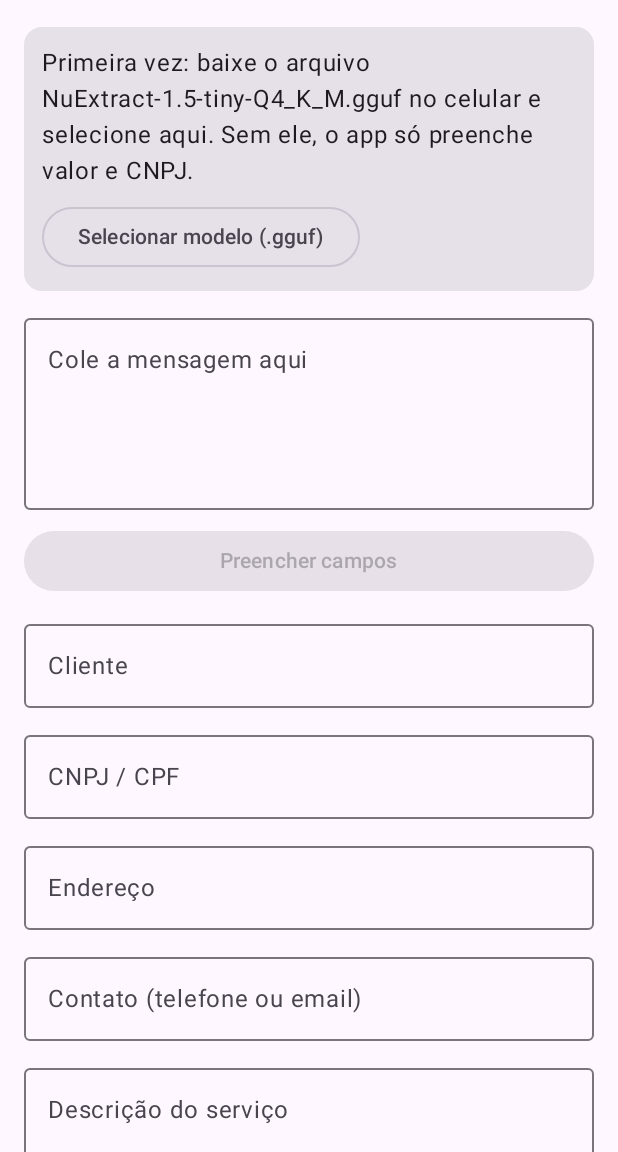
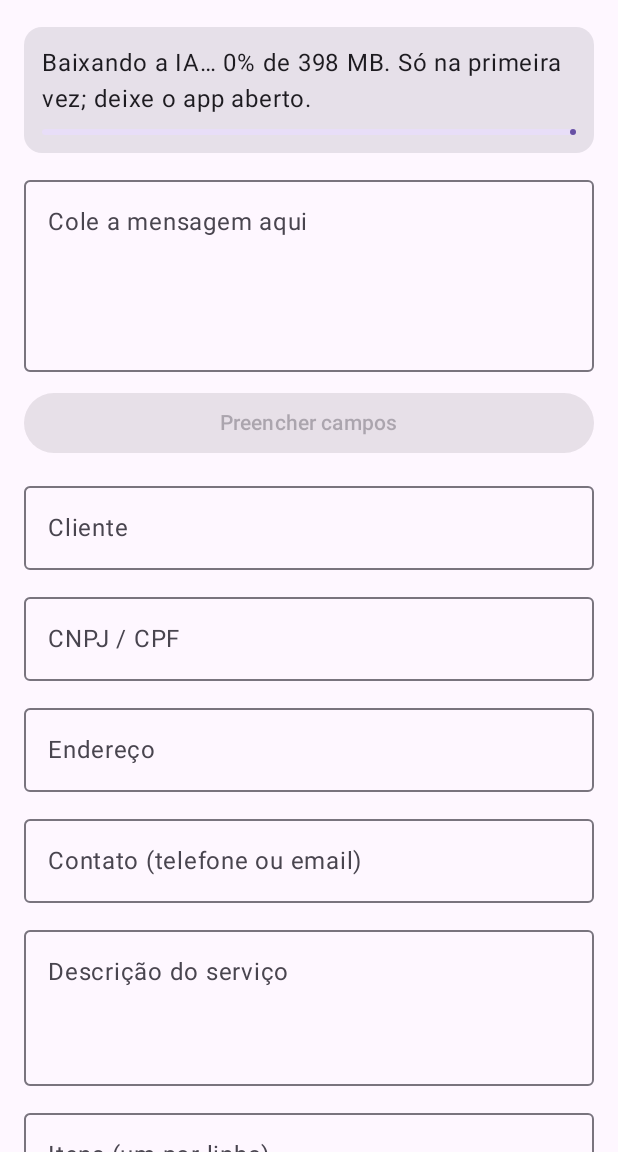
Before and after one commit to joaovictorcardosocrisostomo/orcamento-jm, an Android app built with Jetpack Compose: the screen it shows after launch (MainActivity), on a phone screen of 412 x 824 dp, the part 84-1236 px from its top. Run offline under Robolectric (Android 15) with nearby library versions, the phone set to English and light mode, and no system bars; libraries missing offline, so code that uses them is left out: com.llamatik.core.

Commit message:
Baixa o modelo na primeira abertura em vez de embutir no APK
Download com barra de progresso, retomada se a conexão cair e
verificação SHA-256. O APK volta a ter ~65 MB.

Co-Authored-By: Claude Opus 5.5 <noreply@anthropic.com>
Claude-Session: https://claude.ai/code/session_017WuD3NGZiRjokC1zZ7Y9RH

```diff
--- a/app/build.gradle.kts
+++ b/app/build.gradle.kts
@@ -39,8 +39,6 @@ android {
         targetCompatibility = JavaVersion.VERSION_17
     }
     buildFeatures { compose = true }
-    // o modelo vai sem compressão: abre mais rápido e o build não perde tempo comprimindo 400 MB
-    androidResources { noCompress += listOf("gguf") }
 }
 
 dependencies {
--- a/app/src/main/AndroidManifest.xml
+++ b/app/src/main/AndroidManifest.xml
@@ -1,5 +1,8 @@
 <?xml version="1.0" encoding="utf-8"?>
 <manifest xmlns:android="http://schemas.android.com/apk/res/android">
+
+    <!-- só para baixar o modelo da IA na primeira vez -->
+    <uses-permission android:name="android.permission.INTERNET" />
 
     <application
         android:allowBackup="true"
--- a/app/src/main/java/com/victor/orcamento/Extrator.kt
+++ b/app/src/main/java/com/victor/orcamento/Extrator.kt
@@ -9,7 +9,13 @@ import kotlinx.coroutines.sync.withLock
 import kotlinx.coroutines.withContext
 import org.json.JSONArray
 import org.json.JSONObject
+import kotlinx.coroutines.delay
 import java.io.File
+import java.io.FileOutputStream
+import java.io.IOException
+import java.net.HttpURLConnection
+import java.net.URL
+import java.security.MessageDigest
 
 /**
  * Lê a mensagem e preenche o orçamento.
@@ -39,26 +45,77 @@ object Extrator {
     fun modeloDisponivel(ctx: Context): Boolean =
         arquivoModelo(ctx).let { it.exists() && it.length() > 50_000_000 }
 
+    // Modelo baixado na primeira abertura (Q4_K_M, ~400 MB)
+    private const val URL_MODELO =
+        "https://huggingface.co/mradermacher/NuExtract-1.5-tiny-GGUF/resolve/main/NuExtract-1.5-tiny.Q4_K_M.gguf"
+    private const val TAMANHO_MODELO = 397_808_224L
+    private const val SHA256_MODELO = "3c86a4fcb41c783d77f49ea0aa64c28ddf069f3966d661599c5b2e76e06cc188"
+    const val MB_MODELO = 398
+
     /**
-     * Na primeira vez, copia o modelo que vem dentro do APK para a pasta do app
-     * (o llama.cpp precisa de um arquivo de verdade). Devolve true se copiou.
+     * Baixa o modelo da internet. Se a conexão cair, continua de onde parou
+     * (inclusive se o app for fechado e aberto de novo). Confere o arquivo no fim.
      */
-    suspend fun prepararEmbutido(ctx: Context): Boolean = withContext(Dispatchers.IO) {
-        val prefs = ctx.getSharedPreferences("ia", Context.MODE_PRIVATE)
-        if (modeloDisponivel(ctx) || prefs.getBoolean("embutidoCopiado", false)) return@withContext false
-        if (ctx.assets.list("")?.contains("nuextract.gguf") != true) return@withContext false
-        val temp = File(ctx.filesDir, "nuextract.tmp")
-        ctx.assets.open("nuextract.gguf").use { entrada ->
-            temp.outputStream().use { saida -> entrada.copyTo(saida, 1 shl 20) }
+    suspend fun baixarModelo(ctx: Context, progresso: (Float) -> Unit) = withContext(Dispatchers.IO) {
+        val parcial = File(ctx.filesDir, "nuextract.part")
+        var falhas = 0
+        while (parcial.length() < TAMANHO_MODELO) {
+            try {
+                val con = (URL(URL_MODELO).openConnection() as HttpURLConnection).apply {
+                    connectTimeout = 20_000
+                    readTimeout = 30_000
+                    instanceFollowRedirects = true
+                    if (parcial.length() > 0) setRequestProperty("Range", "bytes=${parcial.length()}-")
+                }
+                val codigo = con.responseCode
+                if (codigo != 200 && codigo != 206) error("o servidor respondeu $codigo")
+                val continuar = codigo == 206
+                var feito = if (continuar) parcial.length() else 0L
+                con.inputStream.use { entrada ->
+                    FileOutputStream(parcial, continuar).use { saida ->
+                        val buf = ByteArray(1 shl 16)
+                        var ultimo = -1
+                        while (true) {
+                            val n = entrada.read(buf)
+                            if (n < 0) break
+                            saida.write(buf, 0, n)
+                            feito += n
+                            val pct = (feito * 1000 / TAMANHO_MODELO).toInt()
+                            if (pct != ultimo) { ultimo = pct; progresso(feito.toFloat() / TAMANHO_MODELO) }
+                        }
+                    }
+                }
+                con.disconnect()
+                falhas = 0
+            } catch (e: IOException) {
+                if (++falhas > 5) throw IOException("sem conexão (${e.message})")
+                delay(3_000)
+            }
+        }
+        if (parcial.length() != TAMANHO_MODELO || sha256(parcial) != SHA256_MODELO) {
+            parcial.delete()
+            error("o arquivo veio corrompido, tente de novo")
         }
         arquivoModelo(ctx).delete()
-        if (!temp.renameTo(arquivoModelo(ctx))) error("Não consegui preparar o modelo")
-        prefs.edit().putBoolean("embutidoCopiado", true).apply()
-        true
+        if (!parcial.renameTo(arquivoModelo(ctx))) error("não consegui salvar o modelo")
     }
+
+    private fun sha256(f: File): String {
+        val md = MessageDigest.getInstance("SHA-256")
+        f.inputStream().use { e ->
+            val buf = ByteArray(1 shl 20)
+            while (true) { val n = e.read(buf); if (n < 0) break; md.update(buf, 0, n) }
+        }
+        return md.digest().joinToString("") { "%02x".format(it) }
+    }
+
+    /** Baixa sozinho na primeira abertura, mas não depois que o usuário apagou o modelo de propósito. */
+    fun deveBaixarSozinho(ctx: Context) =
+        !ctx.getSharedPreferences("ia", Context.MODE_PRIVATE).getBoolean("trocouModelo", false)
 
     /** Apaga o modelo atual para escolher outro (ex.: trocar Q4 por Q8). */
     suspend fun esquecerModelo(ctx: Context) = withContext(Dispatchers.Default) {
+        ctx.getSharedPreferences("ia", Context.MODE_PRIVATE).edit().putBoolean("trocouModelo", true).apply()
         trava.withLock {
             if (carregado) { LlamaBridge.shutdown(); carregado = false }
             arquivoModelo(ctx).delete()
--- a/app/src/main/java/com/victor/orcamento/MainActivity.kt
+++ b/app/src/main/java/com/victor/orcamento/MainActivity.kt
@@ -42,7 +42,9 @@ import androidx.compose.ui.Modifier
 import androidx.compose.ui.platform.LocalContext
 import androidx.compose.ui.unit.dp
 import androidx.core.content.FileProvider
+import kotlinx.coroutines.CoroutineScope
 import kotlinx.coroutines.Dispatchers
+import kotlinx.coroutines.SupervisorJob
 import kotlinx.coroutines.launch
 import kotlinx.coroutines.withContext
 import java.io.File
@@ -105,14 +107,13 @@ private fun TelaPrincipal(textoRecebido: MutableState<String?>, abrirAjustes: ()
     var aviso by remember { mutableStateOf("") }
     var modeloOk by remember { mutableStateOf(Extrator.modeloDisponivel(ctx)) }
 
+    // Primeira abertura: baixa a IA sozinho
     LaunchedEffect(Unit) {
-        if (!modeloOk) {
-            ocupado = true; aviso = "Preparando a IA (só na primeira vez, leva alguns segundos)…"
-            aviso = try {
-                if (Extrator.prepararEmbutido(ctx)) { modeloOk = true; "IA pronta." } else ""
-            } catch (e: Exception) { "Erro ao preparar a IA: ${e.message}" }
-            ocupado = false
-        }
+        if (!modeloOk && Extrator.deveBaixarSozinho(ctx)) Baixador.iniciar(ctx)
+    }
+    // Quando o download termina, confere se o modelo chegou
+    LaunchedEffect(Baixador.progresso) {
+        if (Baixador.progresso == null) modeloOk = Extrator.modeloDisponivel(ctx)
     }
 
     LaunchedEffect(textoRecebido.value) {
@@ -138,9 +139,19 @@ private fun TelaPrincipal(textoRecebido: MutableState<String?>, abrirAjustes: ()
     if (!modeloOk) {
         Card(modifier = Modifier.fillMaxWidth()) {
             Column(Modifier.padding(12.dp), verticalArrangement = Arrangement.spacedBy(8.dp)) {
-                Text("Primeira vez: baixe o arquivo NuExtract-1.5-tiny-Q4_K_M.gguf no celular e selecione aqui. Sem ele, o app só preenche valor e CNPJ.")
-                OutlinedButton(onClick = { escolherModelo.launch(arrayOf("*/*")) }, enabled = !ocupado) {
-                    Text("Selecionar modelo (.gguf)")
+                val p = Baixador.progresso
+                if (p != null) {
+                    Text("Baixando a IA… ${(p * 100).toInt()}% de ${Extrator.MB_MODELO} MB. Só na primeira vez; deixe o app aberto.")
+                    LinearProgressIndicator(progress = { p }, modifier = Modifier.fillMaxWidth())
+                } else {
+                    Text("A IA ainda não está no celular (${Extrator.MB_MODELO} MB, baixa uma vez só). Sem ela, o app só preenche valor e CNPJ.")
+                    if (Baixador.erro.isNotBlank()) Text(Baixador.erro, color = MaterialTheme.colorScheme.error)
+                    Row(horizontalArrangement = Arrangement.spacedBy(8.dp)) {
+                        Button(onClick = { Baixador.iniciar(ctx) }, enabled = !ocupado) { Text("Baixar IA") }
+                        OutlinedButton(onClick = { escolherModelo.launch(arrayOf("*/*")) }, enabled = !ocupado) {
+                            Text("Tenho o .gguf")
+                        }
+                    }
                 }
             }
         }
@@ -263,6 +274,26 @@ private fun Campo(rotulo: String, valor: String, linhas: Int = 1, aoMudar: (Stri
     )
 }
 
+/** Download do modelo fora da tela, para não parar ao abrir os Ajustes. */
+object Baixador {
+    var progresso by mutableStateOf<Float?>(null)   // null = não está baixando
+        private set
+    var erro by mutableStateOf("")
+        private set
+    private val escopo = CoroutineScope(SupervisorJob() + Dispatchers.IO)
+
+    fun iniciar(ctx: Context) {
+        if (progresso != null) return
+        val app = ctx.applicationContext
+        progresso = 0f; erro = ""
+        escopo.launch {
+            try { Extrator.baixarModelo(app) { progresso = it } }
+            catch (e: Exception) { erro = "Não deu para baixar: ${e.message}. Toque em Baixar IA para continuar de onde parou." }
+            finally { progresso = null }
+        }
+    }
+}
+
 private fun compartilhar(ctx: Context, pdf: File) {
     val uri = FileProvider.getUriForFile(ctx, "${ctx.packageName}.arquivos", pdf)
     val envio = Intent(Intent.ACTION_SEND).apply {
```
Also changed, not shown: 1 other file.
